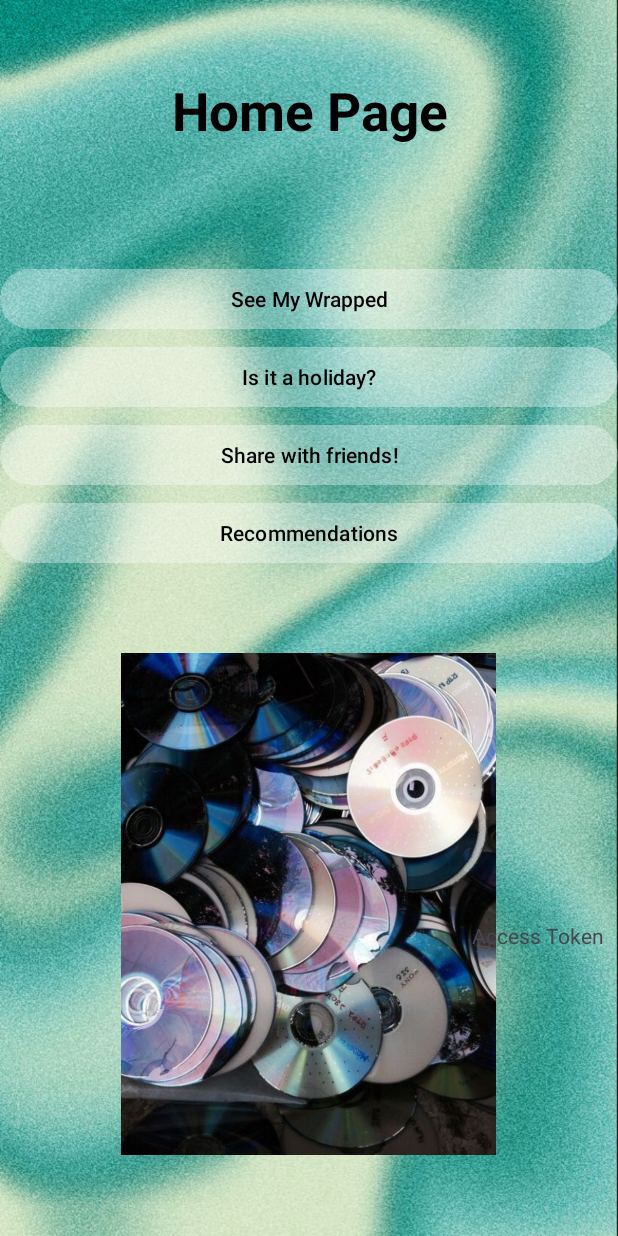
After one commit to ArnArora/Spotify-Wrapped, an Android app: the BaseActivity screen opened directly, with no data from a screen before it, on a phone screen of 412 x 824 dp. The commit adds this screen. Run offline under Robolectric (Android 15) with nearby library versions, the phone set to English and light mode, and no system bars.

Commit message:
Set up navigation to all pages besides the share page

```diff
--- a/app/src/main/AndroidManifest.xml
+++ b/app/src/main/AndroidManifest.xml
@@ -33,7 +33,7 @@
         </intent-filter>
         </activity>
         <activity
-            android:name=".HomePage"
+            android:name=".BaseActivity"
             android:exported="true" />
     </application>
 
--- /dev/null
+++ b/app/src/main/java/com/example/spotifywrapped/BaseActivity.java
@@ -0,0 +1,41 @@
+package com.example.spotifywrapped;
+
+import android.os.Bundle;
+
+import androidx.appcompat.app.AppCompatActivity;
+import androidx.fragment.app.Fragment;
+import androidx.fragment.app.FragmentTransaction;
+
+public class BaseActivity extends AppCompatActivity {
+    //private HomePageBinding binding;
+
+    //Button recsButton;
+
+    protected void onCreate(Bundle savedInstanceState) {
+        super.onCreate(savedInstanceState);
+
+        setContentView(R.layout.base_activity_blank);
+
+        //binding = HomePageBinding.inflate(getLayoutInflater());
+        //setContentView(binding.getRoot());
+        String accessToken = getIntent().getStringExtra("access-token");
+        //binding.tokenView.setText(accessToken);
+
+        Fragment homeFragment = new Home();
+
+        FragmentTransaction fragmentTransaction = getSupportFragmentManager().beginTransaction();
+        fragmentTransaction.replace(R.id.base_container, homeFragment).commit();
+
+        /*recsButton = findViewById(R.id.recButton);
+
+        recsButton.setOnClickListener(new View.OnClickListener() {
+            @Override
+            public void onClick(View v) {
+                Fragment recsFragment = new RecsFragment();
+
+                FragmentTransaction fragmentTransaction = getSupportFragmentManager().beginTransaction();
+                fragmentTransaction.replace(R.id.homeActivity, recsFragment).commit();
+            }
+        });*/
+    }
+}
--- /dev/null
+++ b/app/src/main/java/com/example/spotifywrapped/Home.java
@@ -0,0 +1,72 @@
+package com.example.spotifywrapped;
+
+import android.os.Bundle;
+
+import androidx.fragment.app.Fragment;
+import androidx.fragment.app.FragmentTransaction;
+
+import android.view.LayoutInflater;
+import android.view.View;
+import android.view.ViewGroup;
+import android.widget.Button;
+
+import com.example.spotifywrapped.ui.holiday.HolidayFragment;
+import com.example.spotifywrapped.ui.recommendations.RecsFragment;
+import com.example.spotifywrapped.ui.wrapped.WrappedFragment;
+
+/**
+ * A simple {@link Fragment} subclass.
+ * Use the {@link Home#newInstance} factory method to
+ * create an instance of this fragment.
+ */
+public class Home extends Fragment {
+
+    Button goToRecs;
+    Button goToWrapped;
+    Button goToHoliday;
+    //Button goToShare;
+
+    @Override
+    public View onCreateView(LayoutInflater inflater, ViewGroup container,
+                             Bundle savedInstanceState) {
+        // Inflate the layout for this fragment
+        View view = inflater.inflate(R.layout.home_page, container, false);
+
+        goToRecs = view.findViewById(R.id.recButton);
+        goToWrapped = view.findViewById(R.id.wrappedButton);
+        goToHoliday = view.findViewById(R.id.holidayButton);
+        //goToShare = view.findViewById(R.id.shareButton);
+
+        goToRecs.setOnClickListener(new View.OnClickListener() {
+            @Override
+            public void onClick(View v) {
+                Fragment recsFragment = new RecsFragment();
+
+                FragmentTransaction fm = getActivity().getSupportFragmentManager().beginTransaction();
+                fm.replace(R.id.base_container, recsFragment).commit();
+            }
+        });
+
+        goToWrapped.setOnClickListener(new View.OnClickListener() {
+            @Override
+            public void onClick(View v) {
+                Fragment wrappedFragment = new WrappedFragment();
+
+                FragmentTransaction fm = getActivity().getSupportFragmentManager().beginTransaction();
+                fm.replace(R.id.base_container, wrappedFragment).commit();
+            }
+        });
+
+        goToHoliday.setOnClickListener(new View.OnClickListener() {
+            @Override
+            public void onClick(View v) {
+                Fragment holidayFragment = new HolidayFragment();
+
+                FragmentTransaction fm = getActivity().getSupportFragmentManager().beginTransaction();
+                fm.replace(R.id.base_container, holidayFragment).commit();
+            }
+        });
+
+        return view;
+    }
+}
--- /dev/null
+++ b/app/src/main/res/layout/base_activity_blank.xml
@@ -0,0 +1,7 @@
+<?xml version="1.0" encoding="utf-8"?>
+<androidx.constraintlayout.widget.ConstraintLayout xmlns:android="http://schemas.android.com/apk/res/android"
+    android:layout_width="match_parent"
+    android:id="@+id/base_container"
+    android:layout_height="match_parent">
+
+</androidx.constraintlayout.widget.ConstraintLayout>
--- a/app/src/main/res/layout/home_page.xml
+++ b/app/src/main/res/layout/home_page.xml
@@ -5,7 +5,8 @@
     android:layout_width="match_parent"
     android:layout_height="match_parent"
     android:background="@drawable/home_background"
-    tools:context=".HomePage">
+    android:id="@+id/homeActivity"
+    tools:context=".BaseActivity">
 
 
     <TextView
--- a/app/src/main/res/layout/valentines.xml
+++ b/app/src/main/res/layout/valentines.xml
@@ -5,7 +5,7 @@
     android:layout_width="match_parent"
     android:layout_height="match_parent"
     android:background="@drawable/heart_background"
-    tools:context=".HomePage">
+    tools:context=".BaseActivity">
 
 
     <TextView
--- a/app/src/main/res/values/strings.xml
+++ b/app/src/main/res/values/strings.xml
@@ -26,4 +26,6 @@
     <string name="happy_valentines_day">Happy Valentines Day!</string>
     <string name="Next">Next</string>
     <string name="recommendations_text">Recommendations</string>
+    <!-- TODO: Remove or change this placeholder text -->
+    <string name="hello_blank_fragment">Hello blank fragment</string>
 </resources>
```
Also changed, not shown: app/src/main/java/com/example/spotifywrapped/HomePage.java (deleted, +0 -21 lines), app/src/main/java/com/example/spotifywrapped/MainActivity.java (+3 -12 lines), app/src/main/java/com/example/spotifywrapped/ui/home/HomeFragment.java (deleted, +0 -68 lines), app/src/main/java/com/example/spotifywrapped/ui/home/HomeViewModel.java (deleted, +0 -19 lines).
